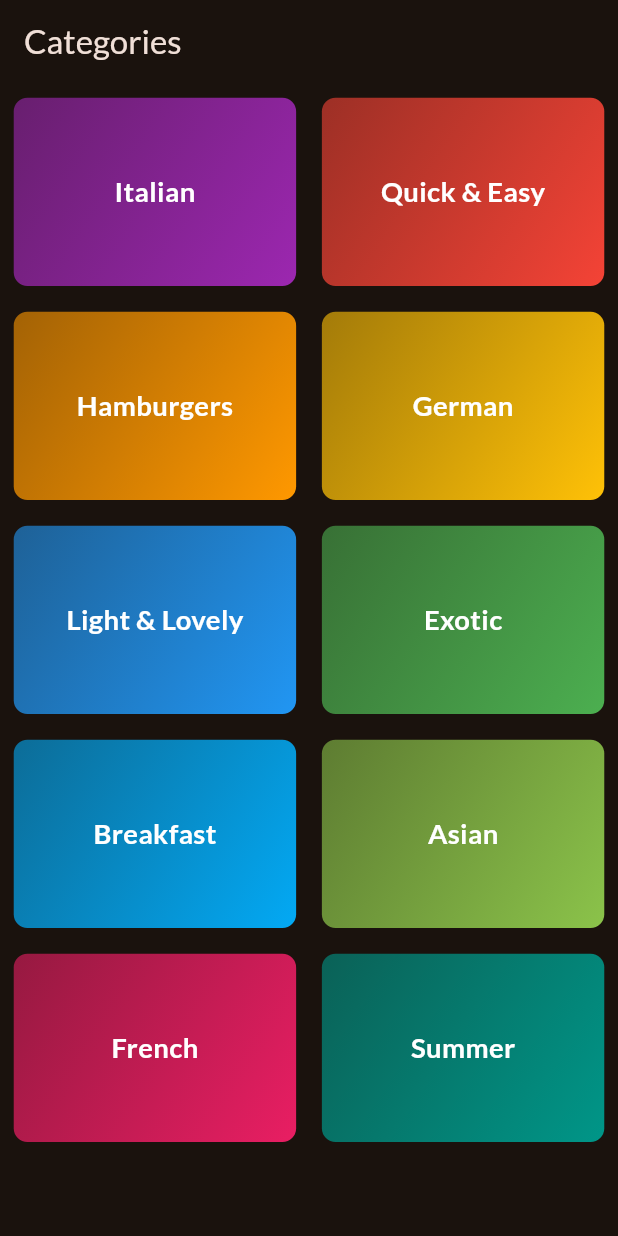
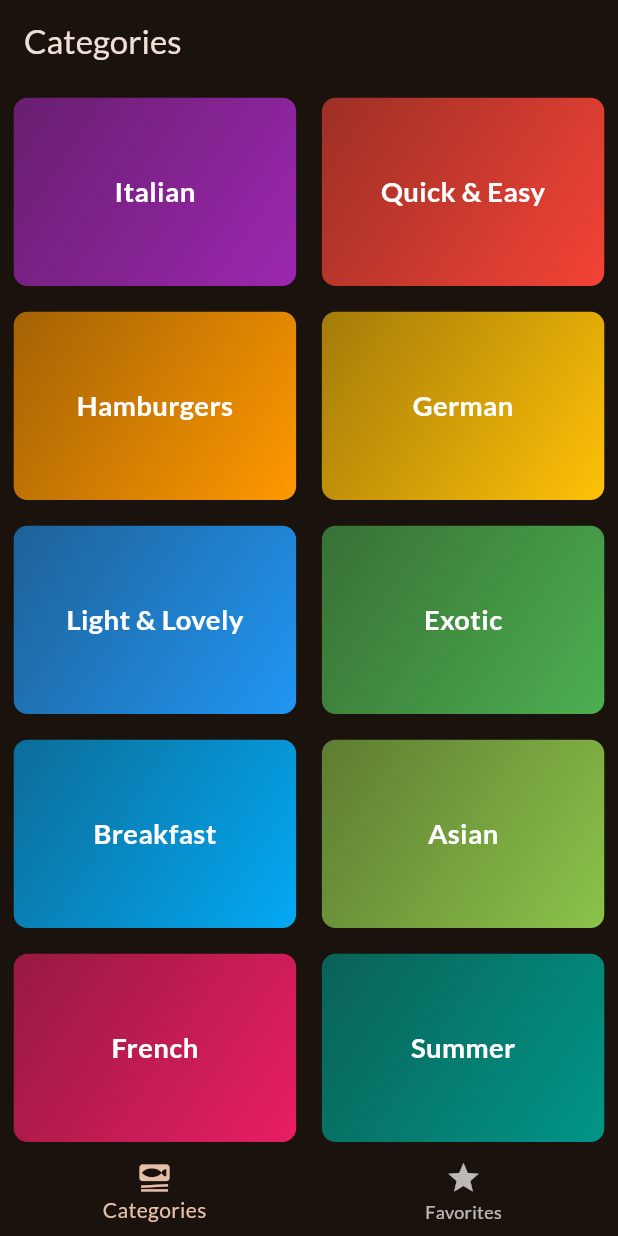
Before and after one commit to kratagyaagarwal2262/meals_udemy, a Flutter app: the screen it shows after launch, on a phone screen of 412 x 824 dp. Run offline on Flutter 3.47's test engine with Material 3 defaults, Android fonts, the phone set to English and light mode, and no system bars; our stand-ins replace flutter_riverpod, flutter_screenutil, fluttertoast, google_fonts.

```diff
--- a/lib/main.dart
+++ b/lib/main.dart
@@ -3,8 +3,9 @@ import 'package:flutter_screenutil/flutter_screenutil.dart';
 import 'package:google_fonts/google_fonts.dart';
 import 'package:provider/provider.dart';
 
+import 'provider/bottom_navigation_bar_provider.dart';
 import 'provider/favourite_flutter_provider.dart';
-import 'screens/categories.dart';
+import 'screens/home_screen.dart';
 
 final theme = ThemeData(
   useMaterial3: true,
@@ -22,6 +23,9 @@ void main() {
         ChangeNotifierProvider(
           create: (_) => FavouriteMealClass(),
         ),
+        ChangeNotifierProvider(
+          create: (_) => BottomNavigationBarProvider(),
+        )
       ],
       child: const App(),
     ),
@@ -40,7 +44,7 @@ class App extends StatelessWidget {
       builder: (_, child) {
         return MaterialApp(
           theme: theme,
-          home: const Categories(),
+          home: Home(),
         );
       },
     );
--- /dev/null
+++ b/lib/provider/bottom_navigation_bar_provider.dart
@@ -0,0 +1,19 @@
+import 'package:flutter/material.dart';
+
+class BottomNavigationBarProvider with ChangeNotifier {
+  int _currentIndex = 0;
+  final List<String> _currentScreenTitle = ["Categories", "Favourite"];
+
+  int get currentIndex => _currentIndex;
+
+  List<String> get title => _currentScreenTitle;
+
+  void setCurrentIndex(int index) {
+    _currentIndex = index;
+    notifyListeners();
+  }
+
+  String getTitle(int index) {
+    return _currentScreenTitle[index];
+  }
+}
--- a/lib/screens/categories.dart
+++ b/lib/screens/categories.dart
@@ -1,14 +1,13 @@
 import 'package:flutter/material.dart';
 import 'package:flutter_screenutil/flutter_screenutil.dart';
-import 'package:meals/data/dummy_data.dart';
-import 'package:meals/widgets/categories_widget.dart';
 
+import '../data/dummy_data.dart';
 import '../models/category.dart';
+import '../widgets/categories_widget.dart';
 import 'meals_list_screen.dart';
 
 class Categories extends StatelessWidget {
   const Categories({super.key});
-
   void _selectCategory(BuildContext context, Category categoryData) {
     Navigator.of(context).push(
       MaterialPageRoute(
@@ -22,11 +21,7 @@ class Categories extends StatelessWidget {
 
   @override
   Widget build(BuildContext context) {
-    return Scaffold(
-      appBar: AppBar(
-        title: const Text("Categories"),
-      ),
-      body: GridView.builder(
+    return GridView.builder(
         padding: EdgeInsets.symmetric(horizontal: 8.sp, vertical: 8.sp),
         itemCount: availableCategories.length,
         gridDelegate: SliverGridDelegateWithFixedCrossAxisCount(
@@ -41,9 +36,7 @@ class Categories extends StatelessWidget {
             onTapped: () =>
                 _selectCategory(context, availableCategories[index]),
           );
-        },
-      ),
-
+      },
     );
   }
 }
--- /dev/null
+++ b/lib/screens/home_screen.dart
@@ -0,0 +1,44 @@
+import 'package:flutter/material.dart';
+import 'package:provider/provider.dart';
+
+import '../provider/bottom_navigation_bar_provider.dart';
+import 'categories.dart';
+import 'favourite_screen.dart';
+
+class Home extends StatelessWidget {
+  Home({super.key});
+
+  final List<Widget> _screens = [const Categories(), const FavouriteScreen()];
+
+  @override
+  Widget build(BuildContext context) {
+    BottomNavigationBarProvider watch =
+        context.watch<BottomNavigationBarProvider>();
+    BottomNavigationBarProvider read =
+        context.read<BottomNavigationBarProvider>();
+    return Scaffold(
+      appBar: AppBar(
+        title: Text(
+          watch.getTitle(watch.currentIndex),
+        ),
+      ),
+      bottomNavigationBar: BottomNavigationBar(
+        currentIndex: watch.currentIndex,
+        onTap: (index) {
+          read.setCurrentIndex(index);
+        },
+        items: const [
+          BottomNavigationBarItem(
+            icon: Icon(Icons.set_meal),
+            label: 'Categories',
+          ),
+          BottomNavigationBarItem(
+            icon: Icon(Icons.star),
+            label: 'Favorites',
+          ),
+        ],
+      ),
+      body: _screens[watch.currentIndex],
+    );
+  }
+}
```
Also changed, not shown: lib/provider/favourite_flutter_provider.dart (+3 -6 lines), lib/screens/favourite_screen.dart (added, +45 -0 lines), lib/screens/meals_list_screen.dart (+17 -19 lines).
